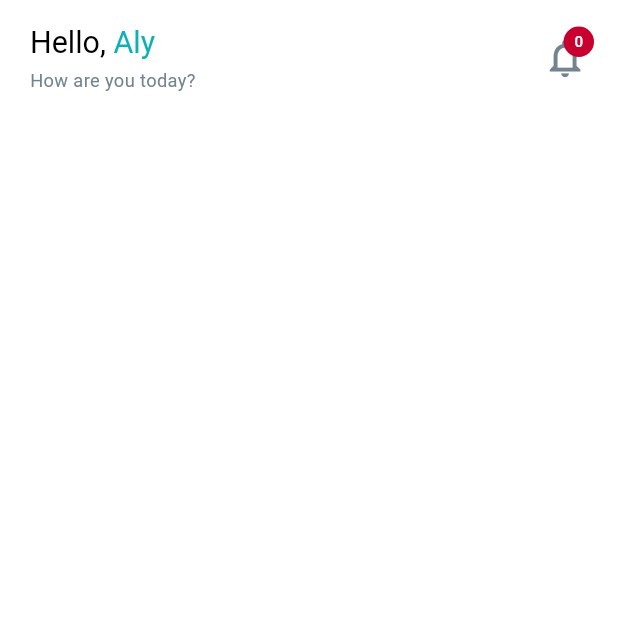
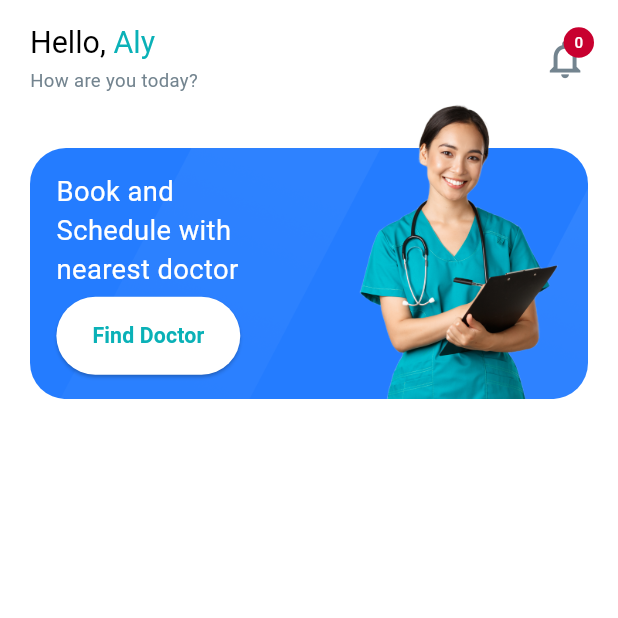
Before and after one commit to alyAly12/doctor-appointment, a Flutter app: the HomeScreen screen opened by its route, on a phone screen of 412 x 824 dp, the top half of it. Run offline on Flutter 3.47's test engine with Material 3 defaults, Android fonts, the phone set to English and light mode, and no system bars; our stand-ins replace dio, firebase_core, flutter_bloc, flutter_screenutil, flutter_svg, freezed_annotation and 3 more; accounts and stored records are empty; generated files the repository leaves out were written again.

Commit message:
adding home screen banner

```diff
--- a/lib/core/common_widgets/custom_text_widget.dart
+++ b/lib/core/common_widgets/custom_text_widget.dart
@@ -1,12 +1,13 @@
 
 import 'package:doctor_appointment/core/utils/app_colors.dart';
 import 'package:flutter/material.dart';
+import 'package:flutter_screenutil/flutter_screenutil.dart';
 
 class CustomTextWidget extends StatelessWidget {
   const CustomTextWidget(
       {super.key,
         required this.title,
-        this.fontSize = 20,
+        this.fontSize = 22,
         this.maxLines,
         this.color,
         this.fontWeight, this.textAlign, this.textDecoration});
@@ -28,7 +29,7 @@ class CustomTextWidget extends StatelessWidget {
           decorationThickness: 2,
           decorationColor: AppColors.mainColor,
           color: color,
-          fontSize: fontSize,
+          fontSize: fontSize.sp,
           fontFamily: 'Roboto',
           fontWeight: fontWeight,
           overflow: TextOverflow.ellipsis),
--- a/lib/core/utils/app_strings.dart
+++ b/lib/core/utils/app_strings.dart
@@ -6,4 +6,6 @@ class AppStrings{
   static const String createAcc = 'Create Account';
   static const String signupHeaderTitle ='Sign up now and start exploring all that our app has to offer. We\'re excited to welcome you to our community!';
   static const String signup = 'Sign up';
+  static const String bookAndSchedule = 'Book and\nSchedule with\nnearest doctor';
+  static const String findDoc = 'Find Doctor';
 }
--- a/lib/core/utils/assets_manager.dart
+++ b/lib/core/utils/assets_manager.dart
@@ -4,4 +4,6 @@ class AssetsManager{
   static String logo1 = 'assets/images/logo.svg';
   static String doc = 'assets/images/Docdoc.svg';
   static String doctor = 'assets/images/Image@2x.png';
+  static String bannerDoctor = 'assets/images/dr.4x.png';
+  static String bannerBackground = 'assets/images/banner_backgroung.png';
 }
--- /dev/null
+++ b/lib/features/home_feature/presentation/widgets/doctor_blue_banner.dart
@@ -0,0 +1,66 @@
+import 'package:doctor_appointment/core/common_widgets/custom_text_widget.dart';
+import 'package:doctor_appointment/core/utils/app_colors.dart';
+import 'package:doctor_appointment/core/utils/app_strings.dart';
+import 'package:flutter/material.dart';
+import 'package:flutter_screenutil/flutter_screenutil.dart';
+
+import '../../../../core/utils/assets_manager.dart';
+
+class DoctorBlueBanner extends StatelessWidget {
+  const DoctorBlueBanner({super.key});
+
+  @override
+  Widget build(BuildContext context) {
+    return SizedBox(
+      height: 195.h,
+      child: Stack(
+        alignment: Alignment.bottomCenter,
+        children: [
+          Container(
+            width: double.infinity,
+            height: 165.h,
+            padding: EdgeInsets.symmetric(horizontal: 16.w, vertical: 16.h),
+            decoration: BoxDecoration(
+                borderRadius: BorderRadius.circular(24.0),
+                image: DecorationImage(
+                    image: AssetImage(AssetsManager.bannerBackground),
+                    fit: BoxFit.cover)),
+            child: Column(
+              crossAxisAlignment: CrossAxisAlignment.start,
+              children: [
+                const CustomTextWidget(
+                  title: AppStrings.bookAndSchedule,
+                  color: Colors.white,
+                  fontSize: 18,
+                ),
+                SizedBox(
+                  height: 5.h,
+                ),
+                Expanded(
+                  child: ElevatedButton(
+                      style: ElevatedButton.styleFrom(
+                        backgroundColor: Colors.white,
+                        shape: RoundedRectangleBorder(
+                          borderRadius: BorderRadius.circular(48.0),
+                        ),
+                      ),
+                      onPressed: () {},
+                      child: const CustomTextWidget(
+                        title: AppStrings.findDoc,
+                        color: AppColors.mainColor,
+                        fontSize: 14,
+                        fontWeight: FontWeight.bold,
+                      )),
+                )
+              ],
+            ),
+          ),
+          Positioned(
+              top: 0,
+              right: 16,
+              child: Image.asset(AssetsManager.bannerDoctor, height: 200.h)),
+        ],
+      ),
+    );
+  }
+}
--- a/lib/features/home_feature/presentation/widgets/home_screen_body.dart
+++ b/lib/features/home_feature/presentation/widgets/home_screen_body.dart
@@ -1,5 +1,7 @@
+import 'package:doctor_appointment/features/home_feature/presentation/widgets/doctor_blue_banner.dart';
 import 'package:doctor_appointment/features/home_feature/presentation/widgets/home_top_bar.dart';
 import 'package:flutter/material.dart';
+import 'package:flutter_screenutil/flutter_screenutil.dart';
 
 class HomeScreenBody extends StatelessWidget {
   const HomeScreenBody({super.key});
@@ -10,10 +12,12 @@ class HomeScreenBody extends StatelessWidget {
       child: Container(
         width: double.infinity,
         margin: const EdgeInsets.fromLTRB(20, 16, 20, 28),
-        child: const Column(
+        child:  Column(
           crossAxisAlignment: CrossAxisAlignment.start,
           children: [
-            HomeTopBar()
+            const HomeTopBar(),
+            SizedBox(height: 5.h,),
+            const DoctorBlueBanner()
           ],
         ),
       ),
```
Also changed, not shown: assets/images/banner_backgroung.png (added), assets/images/dr.4x.png (added).
